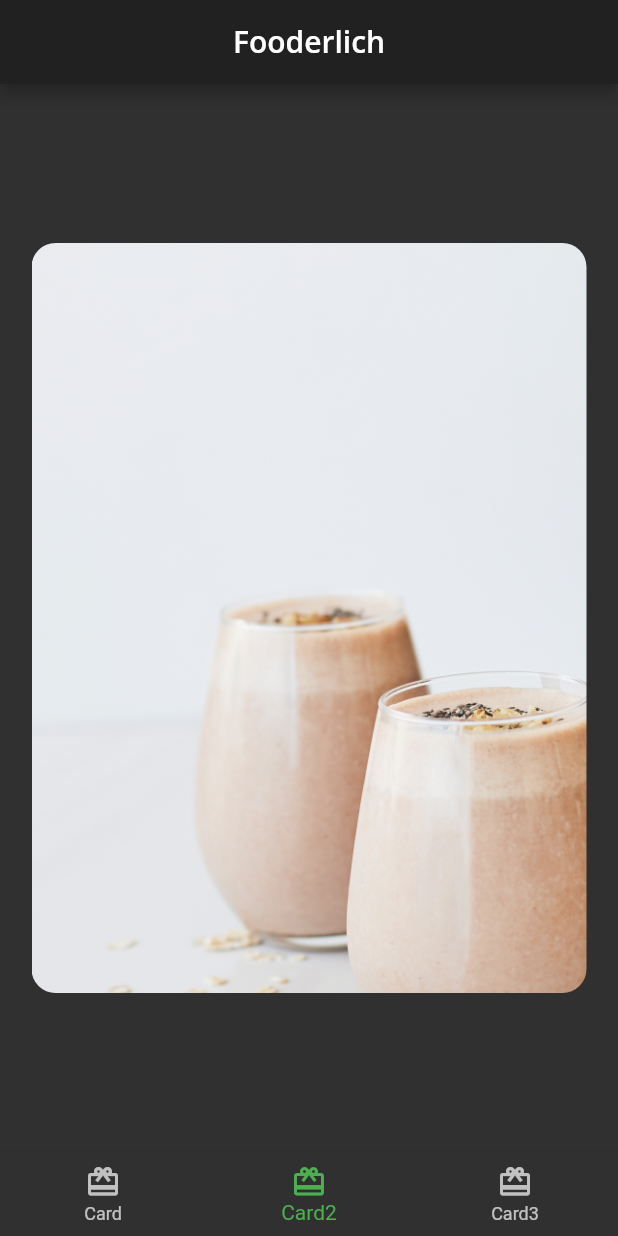
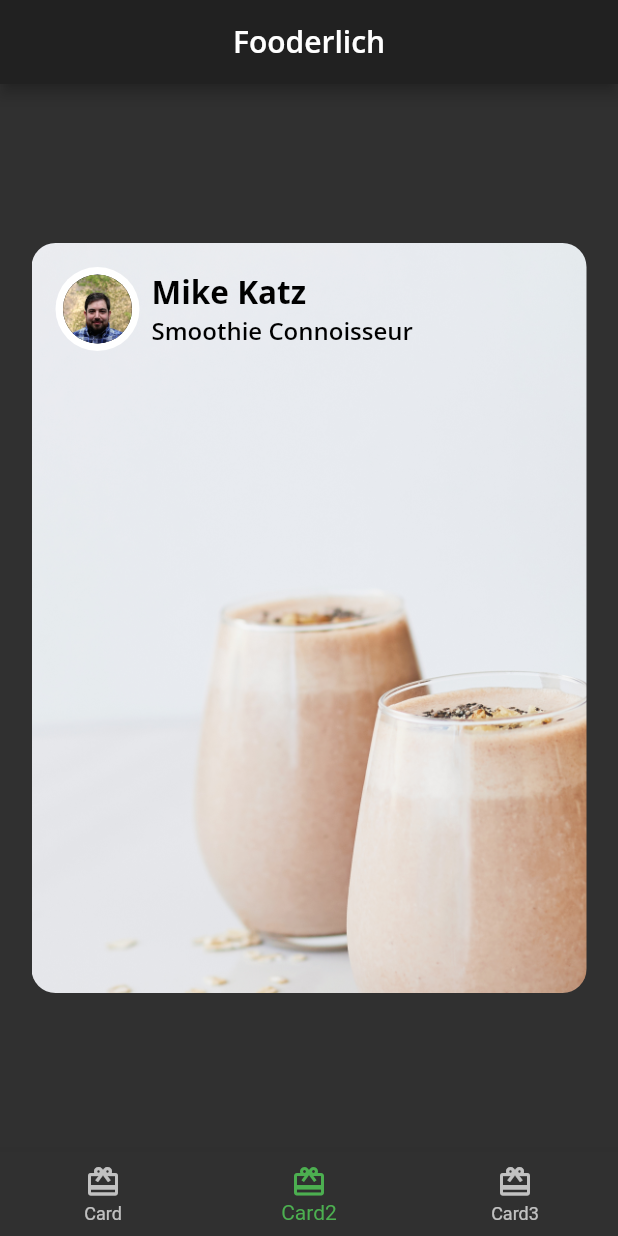
Before and after one commit to vinaytiparadi/flutter_fooderlich, a Flutter app: the screen it shows after launch, item 2 of the bottom bar chosen, on a phone screen of 412 x 824 dp. Run offline on Flutter 3.47's test engine with Material 2 defaults, Android fonts, the phone set to English and light mode, and no system bars; our stand-ins replace google_fonts.

Commit message:
compose author widget

```diff
--- a/lib/author_card.dart
+++ b/lib/author_card.dart
@@ -19,8 +19,37 @@ class AuthorCard extends StatelessWidget {
     return Container(
       padding: const EdgeInsets.all(16),
       child: Row(
-        children: [],
-      ),
+        // TODO 3: add alignment
+        children: [
+          // 1
+          Row(
+            children: [
+              CircleImage(
+                imageProvider: imageProvider,
+                imageRadius: 28,
+              ),
+          // 2
+          const SizedBox(width: 8),
+          // 3
+          Column(
+            crossAxisAlignment: CrossAxisAlignment.start,
+            children: [
+              Text(
+                authorName,
+                style: FooderlichTheme.lightTextTheme.headline2,
+              ),
+              Text(
+                title,
+                style: FooderlichTheme.lightTextTheme.headline3,
+              )
+            ],
+          ),
+          ],
+          ),
+          // TODO 2: add IconButton
+
+    ],
+    ),
     );
   }
 }
--- a/lib/card2.dart
+++ b/lib/card2.dart
@@ -1,4 +1,5 @@
 import 'package:flutter/material.dart';
+import 'author_card.dart';
 
 class Card2 extends StatelessWidget {
   const Card2({Key? key}) : super(key: key);
@@ -23,7 +24,11 @@ class Card2 extends StatelessWidget {
         // 2
         child: Column(
           children: [
-            // TODO 1: add author information
+            const AuthorCard(
+              authorName: 'Mike Katz',
+              title: 'Smoothie Connoisseur',
+              imageProvider: AssetImage('assets/author_katz.jpeg'),
+            ),
             // TODO 4: add Positioned text
           ],
         ),
```
